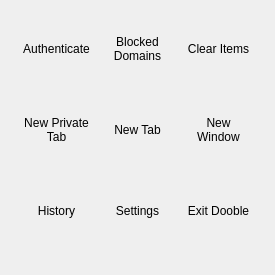
First picture: the form in 2.x/UI/dooble_popup_menu.ui, repository textbrowser/dooble, before the edit.
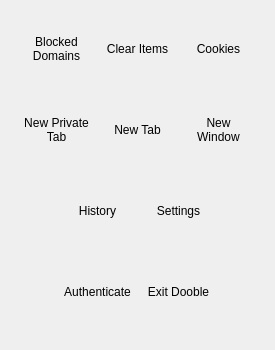
Second picture: the form after the edit. Icons and pictures are not drawn.

Commit message: Everyone loves cookies.

```diff
--- a/2.x/UI/dooble_popup_menu.ui
+++ b/2.x/UI/dooble_popup_menu.ui
@@ -7,7 +7,7 @@
     <x>0</x>
     <y>0</y>
     <width>275</width>
-    <height>275</height>
+    <height>350</height>
    </rect>
   </property>
   <property name="windowTitle">
@@ -33,37 +33,6 @@
        </property>
       </spacer>
      </item>
-     <item>
-      <widget class="QToolButton" name="authenticate">
-       <property name="minimumSize">
-        <size>
-         <width>75</width>
-         <height>75</height>
-        </size>
-       </property>
-       <property name="maximumSize">
-        <size>
-         <width>75</width>
-         <height>75</height>
-        </size>
-       </property>
-       <property name="text">
-        <string>Authenticate</string>
-       </property>
-       <property name="iconSize">
-        <size>
-         <width>32</width>
-         <height>32</height>
-        </size>
-       </property>
-       <property name="toolButtonStyle">
-        <enum>Qt::ToolButtonTextUnderIcon</enum>
-       </property>
-       <property name="autoRaise">
-        <bool>true</bool>
-       </property>
-      </widget>
-     </item>
      <item>
       <widget class="QToolButton" name="blocked_domains">
        <property name="minimumSize">
@@ -127,6 +96,37 @@
        </property>
       </widget>
      </item>
+     <item>
+      <widget class="QToolButton" name="cookies">
+       <property name="minimumSize">
+        <size>
+         <width>75</width>
+         <height>75</height>
+        </size>
+       </property>
+       <property name="maximumSize">
+        <size>
+         <width>75</width>
+         <height>75</height>
+        </size>
+       </property>
+       <property name="text">
+        <string>Cookies</string>
+       </property>
+       <property name="iconSize">
+        <size>
+         <width>32</width>
+         <height>32</height>
+        </size>
+       </property>
+       <property name="toolButtonStyle">
+        <enum>Qt::ToolButtonTextUnderIcon</enum>
+       </property>
+       <property name="autoRaise">
+        <bool>true</bool>
+       </property>
+      </widget>
+     </item>
      <item>
       <spacer name="horizontalSpacer_2">
        <property name="orientation">
@@ -345,6 +345,67 @@
       </widget>
      </item>
      <item>
+      <spacer name="horizontalSpacer_6">
+       <property name="orientation">
+        <enum>Qt::Horizontal</enum>
+       </property>
+       <property name="sizeHint" stdset="0">
+        <size>
+         <width>40</width>
+         <height>20</height>
+        </size>
+       </property>
+      </spacer>
+     </item>
+    </layout>
+   </item>
+   <item>
+    <layout class="QHBoxLayout" name="horizontalLayout_4">
+     <item>
+      <spacer name="horizontalSpacer_7">
+       <property name="orientation">
+        <enum>Qt::Horizontal</enum>
+       </property>
+       <property name="sizeHint" stdset="0">
+        <size>
+         <width>40</width>
+         <height>20</height>
+        </size>
+       </property>
+      </spacer>
+     </item>
+     <item>
+      <widget class="QToolButton" name="authenticate">
+       <property name="minimumSize">
+        <size>
+         <width>75</width>
+         <height>75</height>
+        </size>
+       </property>
+       <property name="maximumSize">
+        <size>
+         <width>75</width>
+         <height>75</height>
+        </size>
+       </property>
+       <property name="text">
+        <string>Authenticate</string>
+       </property>
+       <property name="iconSize">
+        <size>
+         <width>32</width>
+         <height>32</height>
+        </size>
+       </property>
+       <property name="toolButtonStyle">
+        <enum>Qt::ToolButtonTextUnderIcon</enum>
+       </property>
+       <property name="autoRaise">
+        <bool>true</bool>
+       </property>
+      </widget>
+     </item>
+     <item>
       <widget class="QToolButton" name="exit_dooble">
        <property name="minimumSize">
         <size>
@@ -376,7 +437,7 @@
       </widget>
      </item>
      <item>
-      <spacer name="horizontalSpacer_6">
+      <spacer name="horizontalSpacer_8">
        <property name="orientation">
         <enum>Qt::Horizontal</enum>
        </property>
```
Left out of the diff: 12 changed lines with no effect on the pictures. The commit also changes 14 other files.
